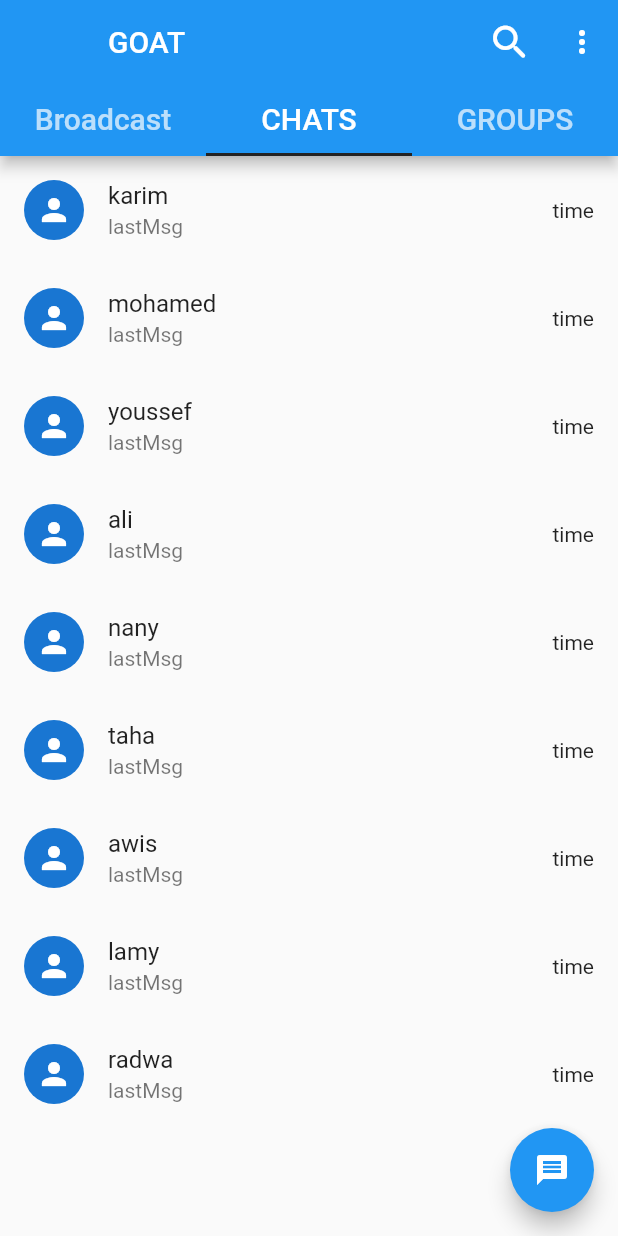
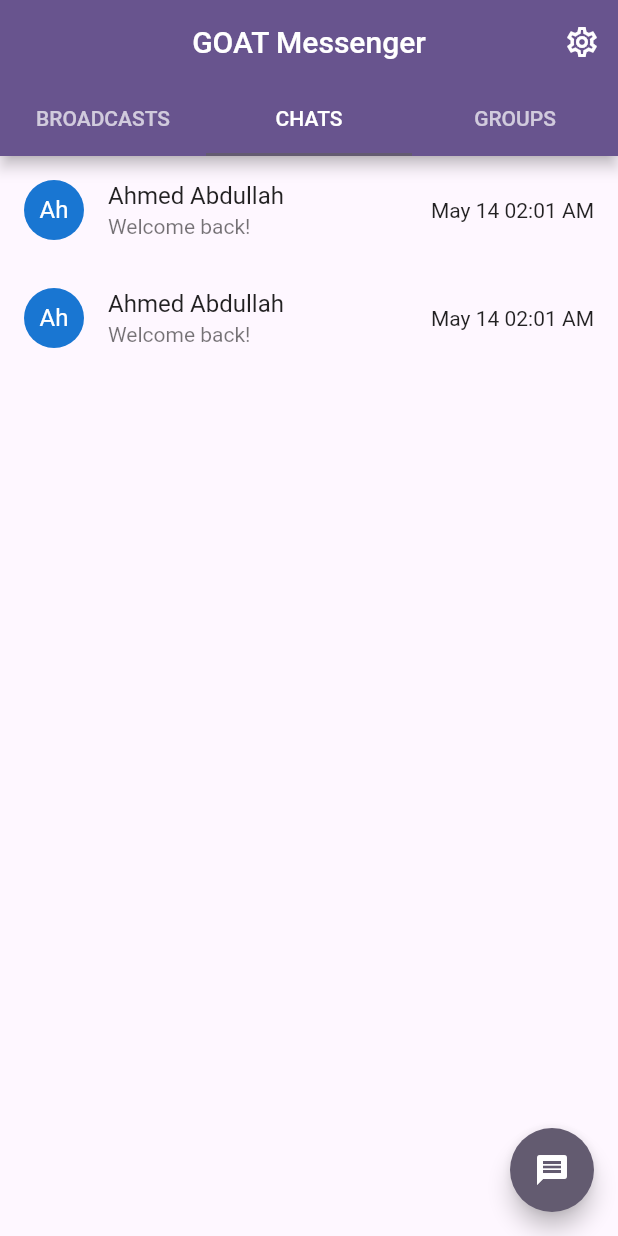
Before and after one commit to bnElmookhtar/chat_demo, a Flutter app: the screen it shows after launch, on a phone screen of 412 x 824 dp. Run offline on Flutter 3.47's test engine with Material 2 defaults, Android fonts, the phone set to English and light mode, and no system bars; project files that could hold a hidden picture were left out.

Commit message:
make code cleaner

```diff
--- a/lib/layout/home_screen.dart
+++ b/lib/layout/home_screen.dart
@@ -1,23 +1,17 @@
 import 'package:flutter/material.dart';
-import 'package:goat/screens/chats/screens/brouadcast.dart';
-import 'package:goat/screens/chats/screens/chats.dart';
-import 'package:goat/screens/chats/screens/groups.dart';
-import 'package:goat/styles/colors.dart';
+import 'package:goat/screens/chats/broadcasts.dart';
+import 'package:goat/screens/chats/chats.dart';
+import 'package:goat/screens/chats/groups.dart';
 import '../screens/settings/settings.dart';
 class HomeScreen extends StatefulWidget {
-  final String? userId ;
- const HomeScreen({Key? key,this.userId}) : super(key: key);
+  const HomeScreen({Key? key}) : super(key: key);
   @override
   State<HomeScreen> createState() => _HomeScreenState();
 }
 class _HomeScreenState extends State<HomeScreen> with SingleTickerProviderStateMixin{
   TabController? _controller;
-  var searchQueryController = TextEditingController();
-  bool isSearching = false;
-  String searchQuery = "Search query";
   @override
   void initState() {
-    // TODO: implement initState
     super.initState();
     _controller = TabController(length: 3, vsync: this,initialIndex: 1);
   }
@@ -26,42 +20,27 @@ class _HomeScreenState extends State<HomeScreen> with SingleTickerProviderStateM
     return Scaffold(
 
       appBar: AppBar(
-        leading: Container(),
-        title: isSearching ? buildSearchField() : const Text("GOAT"),
-        actions: isSearching ? buildActions() : [
-          IconButton(onPressed: () {
-            setState(() {
-              startSearch();
-            });
-          },
-            icon: const Icon(Icons.search_rounded, size: 30.0,),),
-          PopupMenuButton<String>(
-              onSelected: (value) => debugPrint(value),
-              itemBuilder: (itemBuilder) =>
-              [
-                PopupMenuItem(
-                    value: "settings", child: Text("settings"), onTap: () {
+        // leading: Container(),
+        title: const Text("GOAT Messenger"),
+        centerTitle: true,
+        actions: [
+          IconButton(
+            icon: Icon(Icons.settings_outlined),
+            onPressed: () {
               WidgetsBinding.instance.addPostFrameCallback((_) {
                 Navigator.push(
                   context,
                   MaterialPageRoute(
-                        builder: (context) {
-                          return Settings();
-                        },
+                    builder: (context) => Settings(),
                   ),
                 );
               });
             }),
-                const PopupMenuItem(
-                  value: "started message", child: Text("started messages"),),
-              ]),
         ],
         bottom: TabBar(
           controller: _controller,
-          indicatorColor: blk_200,
-          labelStyle: const TextStyle(fontSize: 20.0),
           tabs: const [
-            Tab(text: "Broadcast",),
+            Tab(text: "BROADCASTS",),
             Tab(text: "CHATS"),
             Tab(text: "GROUPS"),
           ],
@@ -70,74 +49,11 @@ class _HomeScreenState extends State<HomeScreen> with SingleTickerProviderStateM
       body: TabBarView(
         controller: _controller,
         children: const [
-          BroadCast(userId: "id"),
-          Chats(userId: "id"),
-          Groups(userId: "id"),
+          Broadcasts(),
+          Chats(),
+          Groups(),
         ],
       ),
     );
   }
-  //searching button functions
-  Widget buildSearchField() {
-    return TextField(
-      controller: searchQueryController,
-      autofocus: true,
-      decoration: InputDecoration(
-        hintText: "Search for chat...",
-        border: InputBorder.none,
-        hintStyle: TextStyle(color: Colors.white30),
-      ),
-      style: TextStyle(color: Colors.white, fontSize: 16.0),
-      onChanged: (query) => updateSearchQuery(query),
-    );
 }
-  List<Widget> buildActions() {
-    if (isSearching) {
-      return <Widget>[
-        IconButton(
-          icon: const Icon(Icons.clear),
-          onPressed: () {
-            if (searchQueryController == null ||
-                searchQueryController.text.isEmpty) {
-              Navigator.pop(context);
-              return;
-            }
-            clearSearchQuery();
-          },
-        ),
-      ];
-    }
-
-    return <Widget>[
-      IconButton(
-        icon: const Icon(Icons.search),
-        onPressed: startSearch,
-      ),
-    ];
-  }
-  void startSearch() {
-    ModalRoute.of(context)!.addLocalHistoryEntry(LocalHistoryEntry(onRemove: startSearch),);
-    setState(() {
-      isSearching = true;
-    });
-  }
-  void updateSearchQuery(String newQuery) {
-    setState(() {
-      searchQuery = newQuery;
-    });
-  }
-  void stopSearching() {
-    clearSearchQuery();
-
-    setState(() {
-      isSearching = false;
-    });
-  }
-  void clearSearchQuery() {
-    setState(() {
-      searchQueryController.clear();
-      updateSearchQuery("");
-      isSearching = false;
-    });
-  }
-}
--- a/lib/main.dart
+++ b/lib/main.dart
@@ -10,10 +10,11 @@ class MyApp extends StatelessWidget {
   // This widget is the root of your application.
   @override
   Widget build(BuildContext context) {
-    return const MaterialApp(
-      home:  HomeScreen(userId: "Ddd"),
-    // return MaterialApp(
-    //   home: SignIn(),
+    return MaterialApp(
+      theme: ThemeData.from(colorScheme: ColorScheme.fromSeed(seedColor: Colors.deepPurple)),
+      home:  HomeScreen(),
+      // return MaterialApp(
+      //   home: SignIn(),
       debugShowCheckedModeBanner:false,
     );
   }
--- a/lib/models/broadcast_model.dart
+++ b/lib/models/broadcasts_model.dart
@@ -1,7 +1,7 @@
-class BroadcastModel
+class BroadcastsModel
 {
   String broadName,lastMsg,time;
-  BroadcastModel({
+  BroadcastsModel({
     required this.broadName,
     required this.lastMsg,
     required this.time
--- a/lib/models/chats_model.dart
+++ b/lib/models/chats_model.dart
@@ -1,10 +1,10 @@
 class ChatModel
 {
-  String name,icon,lastMsg,time;
+  String? id, name, last_message, timestamp;
   ChatModel({
+    required this.id,
     required this.name,
-    required this.icon,
-    required this.lastMsg,
-    required this.time
+    required this.last_message,
+    required this.timestamp
 });
 }
--- /dev/null
+++ b/lib/screens/chats/broadcasts.dart
@@ -0,0 +1,34 @@
+import 'package:flutter/material.dart';
+import 'package:goat/models/broadcasts_model.dart';
+import 'package:goat/screens/chats/customs/custom_broadcasts_card.dart';
+import 'package:goat/screens/chats/customs/select_contact_card.dart';
+
+class Broadcasts extends StatefulWidget {
+  final String? userId ;
+  const Broadcasts({Key? key,this.userId}) : super(key: key);
+
+  @override
+  State<Broadcasts> createState() => _Broadcasts();
+}
+
+class _Broadcasts extends State<Broadcasts> {
+  List<BroadcastsModel> broadModel = [
+    BroadcastsModel(broadName: "eslamic", lastMsg: "صل على النبي وتبسم ", time: "any time"),
+    BroadcastsModel(broadName: "friends ", lastMsg: "their is no message yet", time: "any time"),
+    BroadcastsModel(broadName: "notes", lastMsg: "صل على النبي وتبسم ", time: "any time"),
+    BroadcastsModel(broadName: "advices", lastMsg: "صل على النبي وتبسم ", time: "any time"),
+  ];
+
+  @override
+  Widget build(BuildContext context) {
+    return Scaffold(
+      floatingActionButton: FloatingActionButton(
+        onPressed: (){
+          Navigator.push(context,MaterialPageRoute(builder: (builder)=>const SelectContact()));
+        },
+        child: const Icon(Icons.add),
+      ),
+     body: ListView.builder(itemBuilder: (context,index)=>CustomBroadcastsCard(broadmodel: broadModel[index]),itemCount: broadModel.length,)
+    );
+  }
+}
--- /dev/null
+++ b/lib/screens/chats/chats.dart
@@ -0,0 +1,49 @@
+import 'package:flutter/material.dart';
+import 'package:goat/screens/chats/customs/select_contact_card.dart';
+import 'package:goat/screens/chats/customs/custom_user.dart';
+import 'package:goat/models/chats_model.dart';
+class Chats extends StatefulWidget {
+  final String? userId ;
+  const Chats({Key? key,this.userId}) : super(key: key);
+
+  @override
+  State<Chats> createState() => _ChatsState();
+}
+
+class _ChatsState extends State<Chats> {
+  List<Map<String, String>> chatsData = [
+  {"id": "?", "name": "Ahmed Abdullah", "last_message": "Welcome back!", "timestamp": "May 14 02:01 AM" },
+  {"id": "?", "name": "Ahmed Abdullah", "last_message": "Welcome back!", "timestamp": "May 14 02:01 AM" },
+  ];
+  List<ChatModel> chats = [];
+// [
+//     ChatModel(name: "karim", icon: "icon", lastMsg: "lastMsg", time: "time"),
+//     ChatModel(name: "mohamed", icon: "Icon", lastMsg: "lastMsg", time: "time"),
+//     ChatModel(name: "youssef", icon: "Icon", lastMsg: "lastMsg", time: "time"),
+//     ChatModel(name: "ali", icon: "icon", lastMsg: "lastMsg", time: "time"),
+//     ChatModel(name: "nany", icon: "Icon", lastMsg: "lastMsg", time: "time"),
+//     ChatModel(name: "taha", icon: "Icon", lastMsg: "lastMsg", time: "time"),
+//     ChatModel(name: "awis", icon: "icon", lastMsg: "lastMsg", time: "time"),
+//     ChatModel(name: "lamy", icon: "Icon", lastMsg: "lastMsg", time: "time"),
+//     ChatModel(name: "radwa", icon: "Icon", lastMsg: "lastMsg", time: "time"),
+//   ];
+  @override
+  Widget build(BuildContext context) {
+    for (final i in chatsData) {
+    chats.add(ChatModel(id: i["id"], name: i["name"],
+      last_message: i["last_message"], timestamp: i["timestamp"]));
+  }
+    return Scaffold(
+      floatingActionButton: FloatingActionButton(
+        onPressed: (){
+          Navigator.push(context,MaterialPageRoute(builder: (builder)=>const SelectContact()));
+        },
+        child: const Icon(Icons.message),
+      ),
+      body: ListView.builder(itemBuilder: (context,index)=>CustomUser(chatModel: chats[index],),itemCount: chats.length,)
+    );
+  }
+
+
+
+}
--- a/lib/screens/chats/customs/custom_user.dart
+++ b/lib/screens/chats/customs/custom_user.dart
@@ -1,8 +1,10 @@
 import 'package:flutter/material.dart';
 import 'package:goat/models/chats_model.dart';
 import 'package:goat/screens/chats/pages/chat_page.dart';
+
+
 class CustomUser extends StatelessWidget {
-   CustomUser({Key? key,required this.chatModel}) : super(key: key);
+  CustomUser({Key? key,required this.chatModel}) : super(key: key);
   final ChatModel chatModel;
   String userName = "karim";
 
@@ -15,11 +17,10 @@ class CustomUser extends StatelessWidget {
       child: Column(
         children: [
           ListTile(
-            title: Text(chatModel.name),
-            subtitle: Text(chatModel.lastMsg),
-            leading: CircleAvatar(child:Icon(Icons.person) ,),
-            trailing: Text(chatModel.time),
-
+            title: Text(chatModel.name ?? ""),
+            subtitle: Text(chatModel.last_message ?? ""),
+            leading: CircleAvatar(child: Text(chatModel.name?.substring(0,2) ?? ""),),
+            trailing: Text(chatModel.timestamp ?? ""),
           )
         ],
       ),
--- a/lib/screens/chats/customs/select_contact_card.dart
+++ b/lib/screens/chats/customs/select_contact_card.dart
@@ -11,15 +11,6 @@ class SelectContact extends StatefulWidget {
 
 class _SelectContactState extends State<SelectContact> {
   List<ChatModel> chats =[
-    ChatModel(name: "karim", icon: "icon", lastMsg: "lastMsg", time: "time"),
-    ChatModel(name: "mohamed", icon: "Icon", lastMsg: "lastMsg", time: "time"),
-    ChatModel(name: "youssef", icon: "Icon", lastMsg: "lastMsg", time: "time"),
-    ChatModel(name: "ali", icon: "icon", lastMsg: "lastMsg", time: "time"),
-    ChatModel(name: "nany", icon: "Icon", lastMsg: "lastMsg", time: "time"),
-    ChatModel(name: "taha", icon: "Icon", lastMsg: "lastMsg", time: "time"),
-    ChatModel(name: "awis", icon: "icon", lastMsg: "lastMsg", time: "time"),
-    ChatModel(name: "lamy", icon: "Icon", lastMsg: "lastMsg", time: "time"),
-    ChatModel(name: "radwa", icon: "Icon", lastMsg: "lastMsg", time: "time"),
   ];
   @override
   Widget build(BuildContext context) {
--- a/lib/screens/chats/customs/select_group_card.dart
+++ b/lib/screens/chats/customs/select_group_card.dart
@@ -1,7 +1,7 @@
 import 'package:flutter/material.dart';
 import 'package:goat/models/groups_model.dart';
 import 'package:goat/screens/chats/customs/custom_group.dart';
-import 'package:goat/screens/chats/screens/group_particibate.dart';
+import 'package:goat/screens/chats/group_particibate.dart';
 class SelectGroup extends StatefulWidget {
   const SelectGroup({Key? key}) : super(key: key);
 
--- a/lib/screens/chats/screens/group_particibate.dart
+++ b/lib/screens/chats/group_particibate.dart
@@ -1,5 +1,5 @@
 import 'package:flutter/material.dart';
-import 'package:goat/screens/chats/screens/chats.dart';
+import 'package:goat/screens/chats/chats.dart';
 class NewGroupParticipate extends StatelessWidget {
   const NewGroupParticipate({Key? key}) : super(key: key);
 
--- a/lib/screens/chats/pages/chat_page.dart
+++ b/lib/screens/chats/pages/chat_page.dart
@@ -13,7 +13,6 @@ class _ChatPageState extends State<ChatPage> {
   var searchTerm = "";
   @override
   void initState() {
-    // TODO: implement initState
     super.initState();
     newMessage.addListener(() { });
   }
@@ -21,7 +20,7 @@ class _ChatPageState extends State<ChatPage> {
   Widget build(BuildContext context) {
     return Scaffold(
       appBar: AppBar(
-        title: Text(widget.chatModel.name),
+        title: Text(widget.chatModel.name ?? ""),
       ),
       body: SizedBox(
         height: MediaQuery.of(context).size.height,
--- a/lib/screens/chats/screens/brouadcast.dart
+++ /dev/null
@@ -1,34 +0,0 @@
-import 'package:flutter/material.dart';
-import 'package:goat/models/broadcast_model.dart';
-import 'package:goat/screens/chats/customs/custom_broadcast_card.dart';
-import '../customs/select_contact_card.dart';
-
-class BroadCast extends StatefulWidget {
-  final String? userId ;
-  const BroadCast({Key? key,this.userId}) : super(key: key);
-
-  @override
-  State<BroadCast> createState() => _BroadCast();
-}
-
-class _BroadCast extends State<BroadCast> {
-  List<BroadcastModel> broadModel = [
-    BroadcastModel(broadName: "eslamic", lastMsg: "صل على النبي وتبسم ", time: "any time"),
-    BroadcastModel(broadName: "friends ", lastMsg: "their is no message yet", time: "any time"),
-    BroadcastModel(broadName: "notes", lastMsg: "صل على النبي وتبسم ", time: "any time"),
-    BroadcastModel(broadName: "advices", lastMsg: "صل على النبي وتبسم ", time: "any time"),
-  ];
-
-  @override
-  Widget build(BuildContext context) {
-    return Scaffold(
-      floatingActionButton: FloatingActionButton(
-        onPressed: (){
-          Navigator.push(context,MaterialPageRoute(builder: (builder)=>const SelectContact()));
-        },
-        child: const Icon(Icons.add),
-      ),
-     body: ListView.builder(itemBuilder: (context,index)=>CustomBroadcasrCard(broadmodel: broadModel[index]),itemCount: broadModel.length,)
-    );
-  }
-}
--- a/lib/screens/chats/screens/chats.dart
+++ /dev/null
@@ -1,40 +0,0 @@
-import 'package:flutter/material.dart';
-import 'package:goat/screens/chats/customs/select_contact_card.dart';
-import 'package:goat/screens/chats/customs/custom_user.dart';
-import 'package:goat/models/chats_model.dart';
-class Chats extends StatefulWidget {
-  final String? userId ;
-  const Chats({Key? key,this.userId}) : super(key: key);
-
-  @override
-  State<Chats> createState() => _ChatsState();
-}
-
-class _ChatsState extends State<Chats> {
-  List<ChatModel> chats =[
-    ChatModel(name: "karim", icon: "icon", lastMsg: "lastMsg", time: "time"),
-    ChatModel(name: "mohamed", icon: "Icon", lastMsg: "lastMsg", time: "time"),
-    ChatModel(name: "youssef", icon: "Icon", lastMsg: "lastMsg", time: "time"),
-    ChatModel(name: "ali", icon: "icon", lastMsg: "lastMsg", time: "time"),
-    ChatModel(name: "nany", icon: "Icon", lastMsg: "lastMsg", time: "time"),
-    ChatModel(name: "taha", icon: "Icon", lastMsg: "lastMsg", time: "time"),
-    ChatModel(name: "awis", icon: "icon", lastMsg: "lastMsg", time: "time"),
-    ChatModel(name: "lamy", icon: "Icon", lastMsg: "lastMsg", time: "time"),
-    ChatModel(name: "radwa", icon: "Icon", lastMsg: "lastMsg", time: "time"),
-  ];
-  @override
-  Widget build(BuildContext context) {
-    return Scaffold(
-      floatingActionButton: FloatingActionButton(
-        onPressed: (){
-          Navigator.push(context,MaterialPageRoute(builder: (builder)=>const SelectContact()));
-        },
-        child: const Icon(Icons.message),
-      ),
-      body: ListView.builder(itemBuilder: (context,index)=>CustomUser(chatModel: chats[index],),itemCount: chats.length,)
-    );
-  }
-
-
-
-}
--- a/lib/screens/register/sign_in.dart
+++ b/lib/screens/register/sign_in.dart
@@ -5,8 +5,7 @@ import 'package:goat/component/reusable_component.dart';
 import 'package:goat/server/request.dart';
 
 class SignIn extends StatefulWidget {
-  final String? userId;
-  const SignIn({Key? key,this.userId}) : super(key: key);
+  const SignIn({Key? key}) : super(key: key);
   @override
   State<SignIn> createState() => _SignInState();
 }
@@ -60,7 +59,7 @@ class _SignInState extends State<SignIn> {
                     Navigator.push(
                         context,
                         MaterialPageRoute(
-                            builder: (builder) => HomeScreen(userId: userId,)));
+                            builder: (builder) => HomeScreen()));
                   }
                 });
               },
--- a/lib/screens/settings/change_name.dart
+++ b/lib/screens/settings/change_name.dart
@@ -1,8 +1,7 @@
 import 'package:flutter/material.dart';
 import 'package:goat/component/reusable_component.dart';
 class ChangeName extends StatefulWidget {
-  final String? userId ;
-  const ChangeName({Key? key,this.userId}) : super(key: key);
+  const ChangeName({Key? key}) : super(key: key);
   @override
   State<ChangeName> createState() => _ChangeNameState();
 }
--- a/lib/screens/settings/change_phone.dart
+++ b/lib/screens/settings/change_phone.dart
@@ -1,8 +1,7 @@
 import 'package:flutter/material.dart';
 import 'package:goat/component/reusable_component.dart';
 class ChangePhone extends StatefulWidget {
-  final String? id ;
-  const ChangePhone({Key? key,this.id}) : super(key: key);
+  const ChangePhone({Key? key}) : super(key: key);
   @override
   State<ChangePhone> createState() => _ChangePhone();
 }
--- a/lib/screens/settings/settings.dart
+++ b/lib/screens/settings/settings.dart
@@ -5,8 +5,7 @@ import 'package:goat/screens/settings/change_name.dart';
 import 'package:goat/screens/settings/change_phone.dart';
 
 class Settings extends StatefulWidget {
-  final String? userId;
-  const Settings({Key? key,this.userId}) : super(key: key);
+  const Settings({Key? key}) : super(key: key);
 
   @override
   State<Settings> createState() => _SettingsState();
```
Also changed, not shown: lib/screens/chats/customs/custom_broadcasts_card.dart (renamed from lib/screens/chats/customs/custom_broadcast_card.dart, +6 -6 lines), lib/screens/chats/pages/broadcasts_page.dart (renamed from lib/screens/chats/pages/broadcast_bage.dart, +6 -7 lines), lib/screens/chats/groups.dart (renamed from lib/screens/chats/screens/groups.dart). Lines whose indentation alone changed are shown as unchanged.
